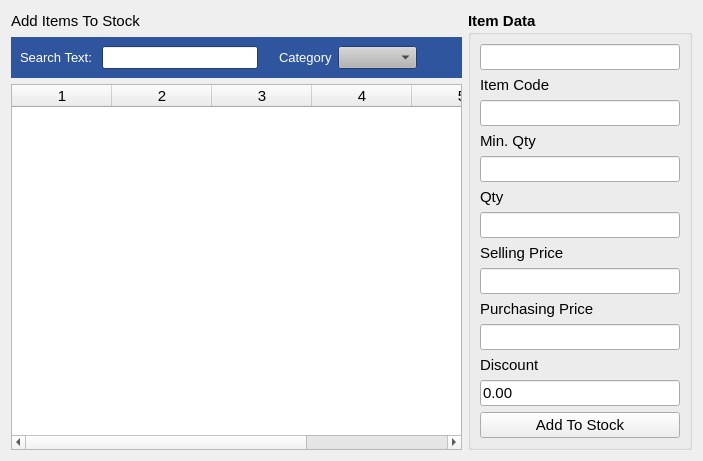
Above: estorecpp/addmanualstockitems.ui from Watti/estorecpp before the change. Below: the same form after it.
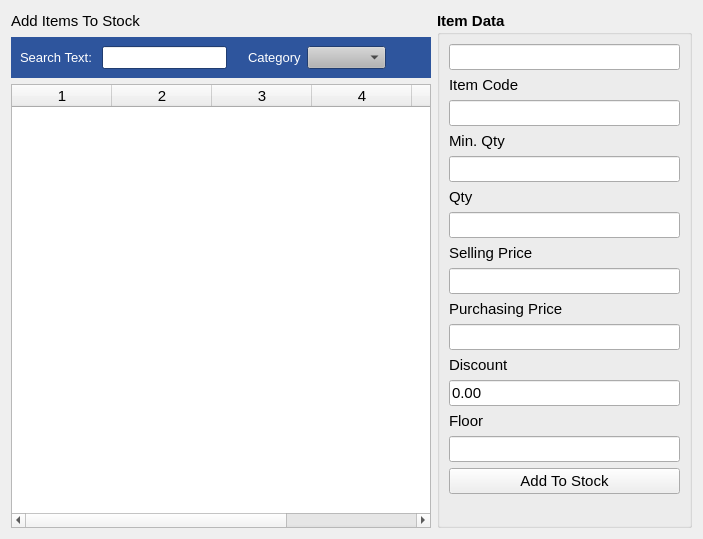
That is the form after the change.

Diff of the .ui file:
```diff
--- a/estorecpp/addmanualstockitems.ui
+++ b/estorecpp/addmanualstockitems.ui
@@ -7,7 +7,7 @@
     <x>0</x>
     <y>0</y>
     <width>703</width>
-    <height>451</height>
+    <height>539</height>
    </rect>
   </property>
   <property name="windowTitle">
@@ -860,6 +860,22 @@
         </property>
        </widget>
       </item>
+      <item>
+       <widget class="QLabel" name="label_10">
+        <property name="font">
+         <font>
+          <weight>50</weight>
+          <bold>false</bold>
+         </font>
+        </property>
+        <property name="text">
+         <string>Floor</string>
+        </property>
+       </widget>
+      </item>
+      <item>
+       <widget class="QLineEdit" name="floorText"/>
+      </item>
       <item>
        <widget class="QPushButton" name="addToStockBtn">
         <property name="font">
```
